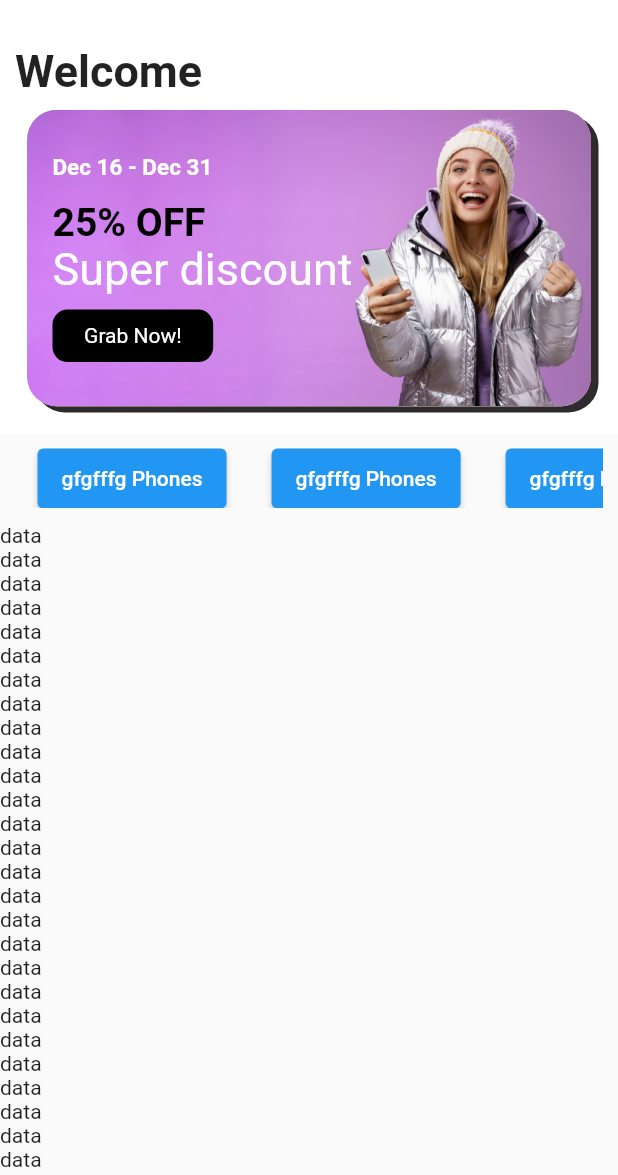
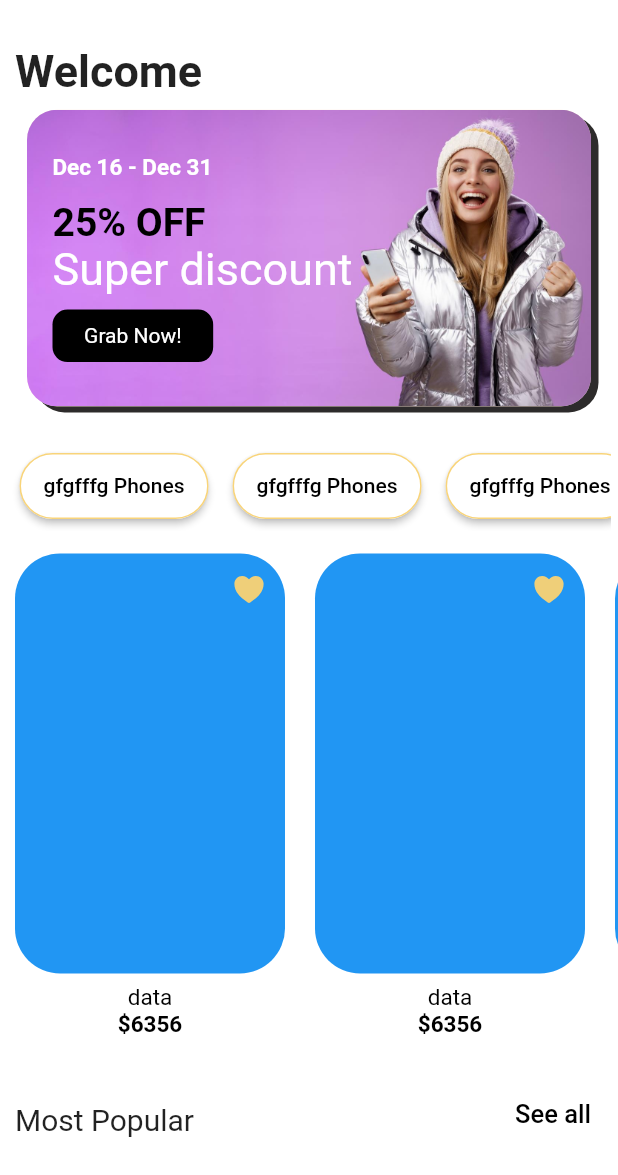
Before and after one commit to Ambrosekol/yara_app, a Flutter app: the screen it shows after launch, on a phone screen of 412 x 824 dp, the part 61-1236 px from its top. Run offline on Flutter 3.47's test engine with Material 2 defaults, Android fonts, the phone set to English and light mode, and no system bars; our stand-ins replace ionicons; Roboto replaces fonts that are missing (Abel, Bowlby, Dongle).

Commit message:
added cards

```diff
--- a/lib/screens/homepage.dart
+++ b/lib/screens/homepage.dart
@@ -11,10 +11,11 @@ class HomePage extends StatefulWidget {
 }
 
 class _HomePageState extends State<HomePage> {
+  bool mostPopularButtonSeeAll = false;
   @override
   Widget build(BuildContext context) {
     return Scaffold(
-      // backgroundColor: Colors.blue,
+      backgroundColor: Colors.white,
       body: CustomScrollView(
         slivers: [
           SliverAppBar(
@@ -67,21 +68,91 @@ class _HomePageState extends State<HomePage> {
           SliverToBoxAdapter(
             child: Container(
                 // color: Colors.green,
-                padding: EdgeInsets.all(10),
-                height: 60.0,
+                padding: const EdgeInsets.all(5.0),
+                height: 70.0,
                 width: MediaQuery.of(context).size.width,
                 child: ListView.builder(
-                  itemBuilder: (context, index) {
-                    return catalogueSlider();
-                  },
+                  // addRepaintBoundaries: true,
+                  itemBuilder: (context, index) => catalogueSlider(
+                    categoryName: 'gfgfffg Phones',
+                    callBack: () => null,
+                  ),
                   scrollDirection: Axis.horizontal,
-                  itemCount: 80,
+                  itemCount: 8,
+                  physics: const BouncingScrollPhysics(),
                 )),
+          ),
+          SliverToBoxAdapter(
+            child: Container(
+              height: 350.0,
+              // padding: const EdgeInsets.all(8.0),
+              width: MediaQuery.of(context).size.width,
+              child: ListView.builder(
+                itemBuilder: (context, index) => ProductContainer(),
+                scrollDirection: Axis.horizontal,
+                itemCount: 8,
+                physics: const BouncingScrollPhysics(),
+              ),
+            ),
+          ),
+          SliverToBoxAdapter(
+            child: Padding(
+              padding: const EdgeInsets.all(10.0),
+              child: Row(
+                mainAxisAlignment: MainAxisAlignment.spaceBetween,
+                crossAxisAlignment: CrossAxisAlignment.start,
+                children: [
+                  const Text(
+                    'Most Popular',
+                    style: TextStyle(
+                        fontFamily: 'Bowlby', fontSize: 20.0, height: 2.2),
+                  ),
+                  Align(
+                    alignment: Alignment.topCenter,
+                    child: TextButton(
+                      onPressed: () {
+                        setState(() {
+                          if (mostPopularButtonSeeAll) {
+                            mostPopularButtonSeeAll = false;
+                          } else {
+                            mostPopularButtonSeeAll = true;
+                          }
+                        });
+                        print(mostPopularButtonSeeAll);
+                      },
+                      child: const Text(
+                        'See all',
+                        style: TextStyle(
+                          fontSize: 17.0,
+                          color: Colors.black,
+                        ),
+                      ),
+                    ),
+                  )
+                ],
+              ),
+            ),
+          ),
+          SliverToBoxAdapter(
+            child: Container(
+              height: 350.0,
+              // padding: const EdgeInsets.all(8.0),
+              width: MediaQuery.of(context).size.width,
+              child: ListView.builder(
+                itemBuilder: (context, index) => ProductContainer(),
+                scrollDirection: Axis.horizontal,
+                itemCount: 8,
+                physics: const BouncingScrollPhysics(),
+              ),
+            ),
           ),
           SliverList(
             delegate: SliverChildBuilderDelegate(
               (context, index) {
-                return Text('data');
+                return Text(
+                  'data',
+                  style: TextStyle(fontSize: 15.0),
+                );
               },
               childCount: 80,
             ),
--- a/lib/widgets/widgets_list.dart
+++ b/lib/widgets/widgets_list.dart
@@ -1,12 +1,89 @@
 import 'package:flutter/material.dart';
+import 'package:ionicons/ionicons.dart';
 
 Widget catalogueItem(String name, Function callback) {
-  return ElevatedButton(onPressed: () => callback, child: Text(name));
+  return ElevatedButton(
+    style: ButtonStyle(
+      // splashFactory: InkSplash.splashFactory,
+      // elevation: MaterialStateProperty.resolveWith((states) => 5),
+      backgroundColor:
+          MaterialStateProperty.resolveWith((states) => Colors.white),
+      side: MaterialStateProperty.resolveWith(
+        (states) => const BorderSide(
+            color: Color.fromARGB(244, 248, 210, 116), width: 1.0),
+      ),
+      shape: MaterialStateProperty.resolveWith((states) =>
+          RoundedRectangleBorder(borderRadius: BorderRadius.circular(35.0))),
+      enableFeedback: true,
+    ),
+    onPressed: () => callback,
+    child: Text(
+      name,
+      style: const TextStyle(color: Colors.black),
+    ),
+  );
 }
 
-Widget catalogueSlider() {
+Widget catalogueSlider(
+    {required String categoryName, required Function callBack}) {
   return Container(
-    margin: EdgeInsets.symmetric(horizontal: 15),
-    child: catalogueItem('gfgfffg Phones', () => null),
+    // padding: Edgein,
+    margin: const EdgeInsets.symmetric(horizontal: 8, vertical: 8.0),
+    child: catalogueItem(categoryName, callBack),
   );
 }
+
+class ProductContainer extends StatelessWidget {
+  const ProductContainer({super.key});
+  final TextStyle labelstyle = const TextStyle(
+    color: Colors.black,
+    fontSize: 15.0,
+    // fontFamily: 'Fira',
+    // fontWeight: FontWeight.bold,
+  );
+
+  @override
+  Widget build(BuildContext context) {
+    return Container(
+      margin: const EdgeInsets.all(10.0),
+      child: Column(
+        mainAxisAlignment: MainAxisAlignment.start,
+        children: [
+          Stack(
+            alignment: Alignment.topRight,
+            children: [
+              Container(
+                height: 280.0,
+                width: 180.0,
+                decoration: BoxDecoration(
+                    color: Colors.blue,
+                    borderRadius: BorderRadius.circular(30.0)),
+              ),
+              IconButton(
+                  onPressed: () => null,
+                  icon: Icon(
+                    Ionicons.heart,
+                    color: Color.fromARGB(244, 248, 210, 116),
+                  )),
+            ],
+          ),
+          Expanded(
+            child: Column(
+              mainAxisAlignment: MainAxisAlignment.center,
+              children: [
+                Text(
+                  'data',
+                  style: labelstyle,
+                ),
+                Text(
+                  '\$6356',
+                  style: labelstyle.copyWith(fontWeight: FontWeight.bold),
+                )
+              ],
+            ),
+          ),
+        ],
+      ),
+    );
+  }
+}
--- a/pubspec.yaml
+++ b/pubspec.yaml
@@ -99,6 +99,10 @@ flutter:
     - family: Rubik
       fonts:
         - asset: assets/fonts/RubikMonoOne-Regular.ttf
+
+    - family: Fira
+      fonts:
+        - asset: assets/fonts/FiraSans-Light.ttf
   #       - asset: fonts/TrajanPro_Bold.ttf
   #         weight: 700
   #
```
Also changed, not shown: assets/fonts/FiraSans-Light.ttf (added), assets/fonts/FiraSans-Regular.ttf (added).
